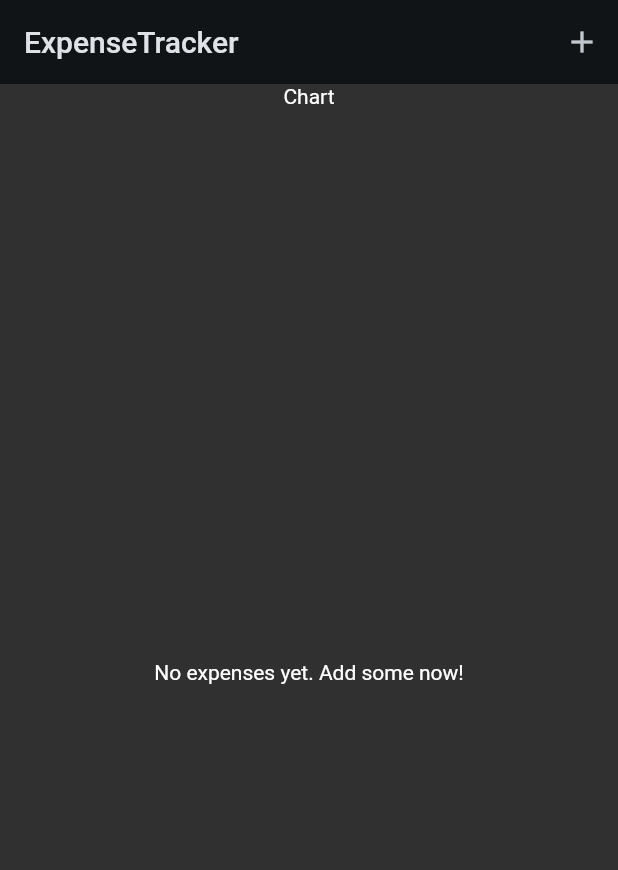
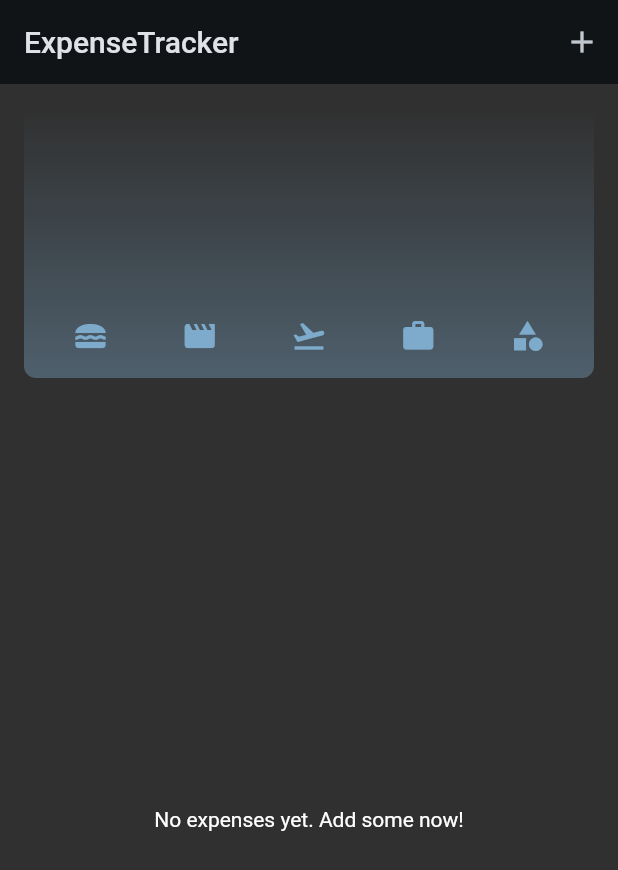
Before and after one commit to mlnbk/expense_tracker, a Flutter app: the screen it shows after launch, on a phone screen of 412 x 824 dp. Shown: the top 870 px of the screen. Run offline on Flutter 3.47's test engine with Material 2 defaults, Android fonts, the phone set to English and light mode, and no system bars.

Commit message:
feat: add chart
* add Chart related Widgets
* add Expense summary class with alternative constructor

```diff
--- a/lib/models/expense.dart
+++ b/lib/models/expense.dart
@@ -34,3 +34,27 @@ class Expense {
     return DateFormat.yMd().format(date);
   }
 }
+
+class ExpenseSummary {
+  const ExpenseSummary({
+    required this.category,
+    required this.expenses,
+  });
+
+  // custom alternative constructor
+  ExpenseSummary.forCategory(List<Expense> allExpenses, this.category)
+      : expenses = allExpenses
+            .where((expense) => expense.category == category)
+            .toList();
+
+  final Category category;
+  final List<Expense> expenses;
+
+  double get totalExpenses {
+    double sum = 0;
+    for (final expense in expenses) {
+      sum += expense.amount;
+    }
+    return sum;
+  }
+}
--- /dev/null
+++ b/lib/widgets/chart/chart.dart
@@ -0,0 +1,96 @@
+import 'package:flutter/material.dart';
+
+import 'package:expense_tracker/widgets/chart/chart_bar.dart';
+import 'package:expense_tracker/models/expense.dart';
+
+class Chart extends StatelessWidget {
+  const Chart({super.key, required this.expenses});
+
+  final List<Expense> expenses;
+
+  List<ExpenseSummary> get buckets {
+    return [
+      ExpenseSummary.forCategory(expenses, Category.food),
+      ExpenseSummary.forCategory(expenses, Category.leisure),
+      ExpenseSummary.forCategory(expenses, Category.travel),
+      ExpenseSummary.forCategory(expenses, Category.work),
+      ExpenseSummary.forCategory(expenses, Category.other),
+    ];
+  }
+
+  double get maxTotalExpense {
+    double maxTotalExpense = 0;
+
+    for (final bucket in buckets) {
+      if (bucket.totalExpenses > maxTotalExpense) {
+        maxTotalExpense = bucket.totalExpenses;
+      }
+    }
+
+    return maxTotalExpense;
+  }
+
+  @override
+  Widget build(BuildContext context) {
+    final isDarkMode =
+        MediaQuery.of(context).platformBrightness == Brightness.dark;
+    return Container(
+      margin: const EdgeInsets.all(16),
+      padding: const EdgeInsets.symmetric(
+        vertical: 16,
+        horizontal: 8,
+      ),
+      width: double.infinity,
+      height: 180,
+      decoration: BoxDecoration(
+        borderRadius: BorderRadius.circular(8),
+        gradient: LinearGradient(
+          colors: [
+            Theme.of(context).colorScheme.primary.withOpacity(0.3),
+            Theme.of(context).colorScheme.primary.withOpacity(0.0)
+          ],
+          begin: Alignment.bottomCenter,
+          end: Alignment.topCenter,
+        ),
+      ),
+      child: Column(
+        children: [
+          Expanded(
+            child: Row(
+              crossAxisAlignment: CrossAxisAlignment.end,
+              children: [
+                for (final bucket in buckets) // alternative to map()
+                  ChartBar(
+                    fill: bucket.totalExpenses == 0
+                        ? 0
+                        : bucket.totalExpenses / maxTotalExpense,
+                  )
+              ],
+            ),
+          ),
+          const SizedBox(height: 12),
+          Row(
+            children: buckets
+                .map(
+                  (bucket) => Expanded(
+                    child: Padding(
+                      padding: const EdgeInsets.symmetric(horizontal: 4),
+                      child: Icon(
+                        categoryIcons[bucket.category],
+                        color: isDarkMode
+                            ? Theme.of(context).colorScheme.secondary
+                            : Theme.of(context)
+                                .colorScheme
+                                .primary
+                                .withOpacity(0.7),
+                      ),
+                    ),
+                  ),
+                )
+                .toList(),
+          )
+        ],
+      ),
+    );
+  }
+}
--- /dev/null
+++ b/lib/widgets/chart/chart_bar.dart
@@ -0,0 +1,34 @@
+import 'package:flutter/material.dart';
+
+class ChartBar extends StatelessWidget {
+  const ChartBar({
+    super.key,
+    required this.fill,
+  });
+
+  final double fill;
+
+  @override
+  Widget build(BuildContext context) {
+    final isDarkMode =
+        MediaQuery.of(context).platformBrightness == Brightness.dark;
+    return Expanded(
+      child: Padding(
+        padding: const EdgeInsets.symmetric(horizontal: 4),
+        child: FractionallySizedBox(
+          heightFactor: fill,
+          child: DecoratedBox(
+            decoration: BoxDecoration(
+              shape: BoxShape.rectangle,
+              borderRadius:
+                  const BorderRadius.vertical(top: Radius.circular(8)),
+              color: isDarkMode
+                  ? Theme.of(context).colorScheme.secondary
+                  : Theme.of(context).colorScheme.primary.withOpacity(0.65),
+            ),
+          ),
+        ),
+      ),
+    );
+  }
+}
--- a/lib/widgets/expenses.dart
+++ b/lib/widgets/expenses.dart
@@ -1,3 +1,4 @@
+import 'package:expense_tracker/widgets/chart/chart.dart';
 import 'package:expense_tracker/widgets/expenses_list/expenses_list.dart';
 import 'package:expense_tracker/widgets/new_expense.dart';
 import 'package:flutter/material.dart';
@@ -74,7 +75,7 @@ class _ExpensesState extends State<Expenses> {
       ),
       body: Column(
         children: [
-          const Text('Chart'),
+          Chart(expenses: _registeredExpenses),
           Expanded(
             child: _registeredExpenses.isNotEmpty
                 ? ExpensesList(
```
